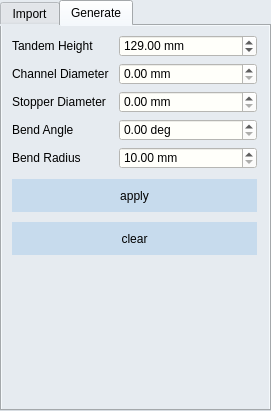
Before: the Qt Designer form src/windows/ui/tandem_view.ui in brachify/brachify, drawn with Qt 5.
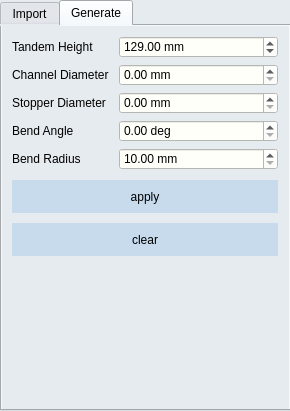
After: the same form once the commit is applied.

Commit message:
- Adds information to the info box     - Patient ID     - Patient Name     - Plan ID     - Approval Status     - Operator     - Channel Labels and Numbers     - Tandem label is referenced
- Makes information pannels a little wider so that they can diplay the information a little more clearly

- Removes unused function def get_channels_from_dicom which is not referenced anywhere else in code

- Adds several varibales to the DicomData class and load them from dicom files

- As a note to the devin bug issue the Channel number associated with the ancher point will have to be deleted if it exists

```diff
--- a/src/windows/ui/tandem_view.ui
+++ b/src/windows/ui/tandem_view.ui
@@ -6,10 +6,22 @@
    <rect>
     <x>0</x>
     <y>0</y>
-    <width>271</width>
+    <width>290</width>
     <height>411</height>
    </rect>
   </property>
+  <property name="minimumSize">
+   <size>
+    <width>290</width>
+    <height>0</height>
+   </size>
+  </property>
+  <property name="maximumSize">
+   <size>
+    <width>290</width>
+    <height>16777215</height>
+   </size>
+  </property>
   <property name="windowTitle">
    <string>Form</string>
   </property>
@@ -37,7 +49,7 @@
     <rect>
      <x>0</x>
      <y>0</y>
-     <width>271</width>
+     <width>291</width>
      <height>411</height>
     </rect>
    </property>
@@ -236,8 +248,8 @@
         <property name="geometry">
          <rect>
           <x>0</x>
-          <y>-1</y>
-          <width>271</width>
+          <y>0</y>
+          <width>281</width>
           <height>391</height>
          </rect>
         </property>
@@ -255,7 +267,7 @@
           <number>10</number>
          </property>
          <property name="rightMargin">
-          <number>10</number>
+          <number>5</number>
          </property>
          <property name="bottomMargin">
           <number>10</number>
@@ -383,7 +395,7 @@
            </property>
            <property name="maximumSize">
             <size>
-             <width>245</width>
+             <width>16777215</width>
              <height>16777215</height>
             </size>
            </property>
@@ -417,7 +429,7 @@
            </property>
            <property name="maximumSize">
             <size>
-             <width>245</width>
+             <width>16777215</width>
              <height>16777215</height>
             </size>
            </property>
```
Left out of the diff: 4 changed lines with no effect on the pictures. The commit also changes 14 other files.
